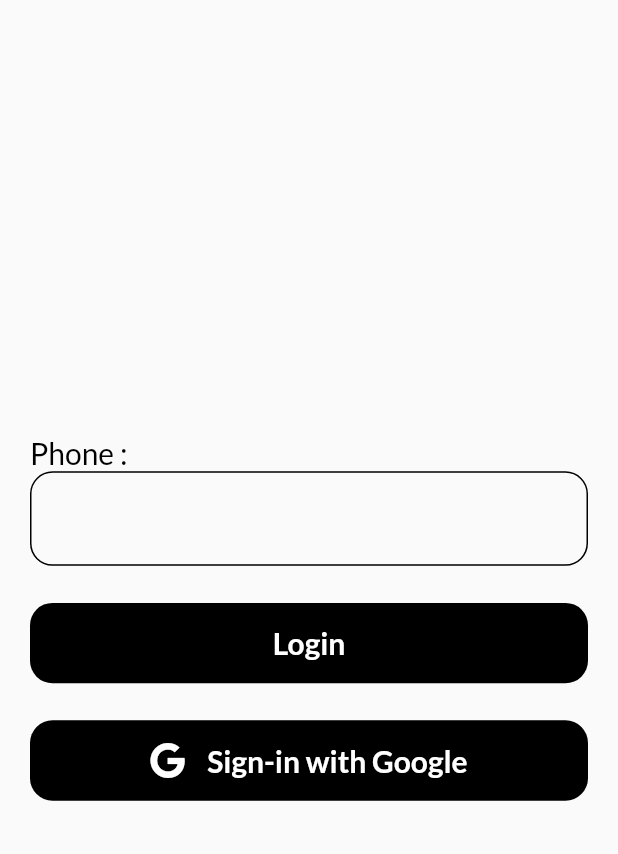
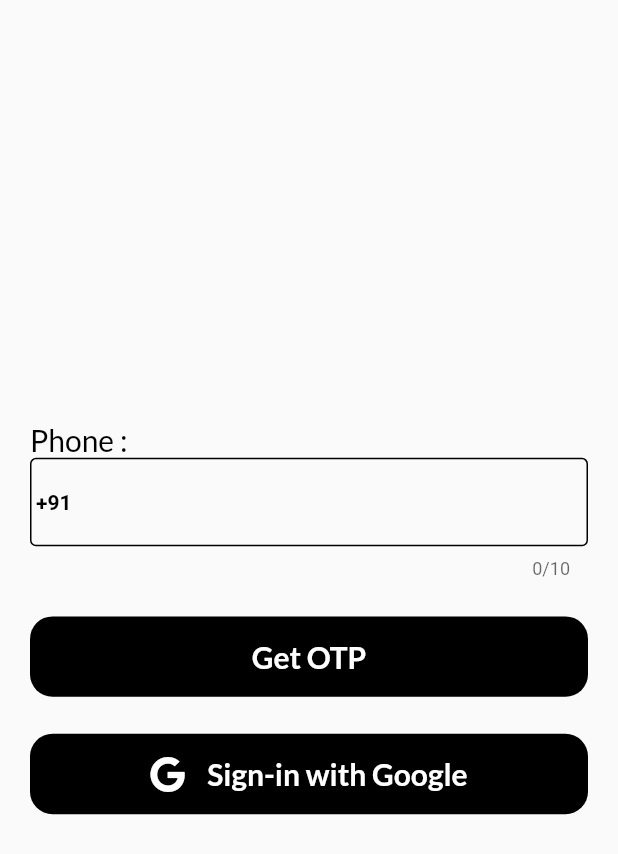
Before and after one commit to kanzariyahardik7/master-project-1, a Flutter app: the screen it shows after launch, on a phone screen of 412 x 824 dp. Shown: the top 854 px of the screen. Run offline on Flutter 3.47's test engine with Material 2 defaults, Android fonts, the phone set to English and light mode, and no system bars; drawn by our look-alikes of intl_phone_field; our stand-ins replace dio, firebase_auth, firebase_core, font_awesome_flutter, google_fonts, google_sign_in and 3 more; missing offline and left inert: flutter_inappwebview; accounts and stored records are empty.

Commit message:
[24/09/2023 11:28 AM]

```diff
--- a/lib/pages/LoginPage.dart
+++ b/lib/pages/LoginPage.dart
@@ -3,8 +3,11 @@ import 'package:firebase_auth/firebase_auth.dart';
 import 'package:flutter/material.dart';
 import 'package:font_awesome_flutter/font_awesome_flutter.dart';
 import 'package:google_sign_in/google_sign_in.dart';
+import 'package:intl_phone_field/intl_phone_field.dart';
 import 'package:masterapp/pages/masterpage.dart';
+import 'package:masterapp/pages/otp.dart';
 import 'package:masterapp/ui_helper/colors.dart';
+import 'package:masterapp/ui_helper/constant.dart';
 import 'package:masterapp/ui_helper/mytext.dart';
 import 'package:shared_preferences/shared_preferences.dart';
 
@@ -18,6 +21,7 @@ class LoginPage extends StatefulWidget {
 class _LoginPageState extends State<LoginPage> {
   final googleSignIn = GoogleSignIn();
   GoogleSignInAccount? _user;
+  String? compliteNumber;
 
   TextEditingController phoneController = TextEditingController();
   @override
@@ -36,37 +40,48 @@ class _LoginPageState extends State<LoginPage> {
                   fontsize: 20,
                   fontweight: FontWeight.w400,
                 ),
-                TextFormField(
+                IntlPhoneField(
                   controller: phoneController,
-                  keyboardType: TextInputType.number,
-                  cursorColor: Black,
-                  style: TextStyle(
-                      color: Black, fontSize: 20, fontWeight: FontWeight.w400),
+                  showDropdownIcon: false,
+                  showCountryFlag: false,
                   decoration: InputDecoration(
+                    focusedBorder: OutlineInputBorder(
+                      borderSide: BorderSide(color: Green),
+                    ),
                     disabledBorder: OutlineInputBorder(
-                        borderRadius: BorderRadius.circular(15)),
-                    focusedBorder: OutlineInputBorder(
-                        borderRadius: BorderRadius.circular(15),
-                        borderSide: BorderSide(color: Black, width: 2)),
+                      borderSide: BorderSide(color: Black),
+                    ),
                     enabledBorder: OutlineInputBorder(
-                      borderRadius: BorderRadius.circular(15),
+                      borderSide: BorderSide(color: Black),
                     ),
                   ),
+                  initialCountryCode: 'IN',
+                  style: TextStyle(color: Black, fontWeight: FontWeight.w500),
+                  cursorColor: Black,
+                  dropdownTextStyle:
+                      TextStyle(color: Black, fontWeight: FontWeight.w600),
+                  onChanged: (phone) {
+                    compliteNumber = phone.completeNumber;
+                    log(compliteNumber!);
+                  },
                 ),
                 SizedBox(
                   height: MediaQuery.of(context).size.height * 0.03,
                 ),
                 InkWell(
                     onTap: () async {
-                      log("===>**");
-                      var sharedprefs = await SharedPreferences.getInstance();
-                      await sharedprefs.setString("islogin", "yes");
-                      var read = await sharedprefs.getString("islogin");
-                      log("===>$read");
-                      if (read == "yes") {
-                        Navigator.of(context).pushReplacement(MaterialPageRoute(
-                            builder: (context) => MasterPage()));
-                      }
+                      log("$compliteNumber");
+                      await FirebaseAuth.instance.verifyPhoneNumber(
+                          phoneNumber: "$compliteNumber",
+                          verificationCompleted:
+                              (PhoneAuthCredential credential) {},
+                          verificationFailed: (FirebaseAuthException e) {},
+                          codeSent: (String verificationId, int? resendToken) {
+                            Constant.verficationId = verificationId;
+                            Navigator.of(context).push(
+                                MaterialPageRoute(builder: (context) => OTP()));
+                          },
+                          codeAutoRetrievalTimeout: (String verificationId) {});
                     },
                     child: Container(
                         height: MediaQuery.of(context).size.height * 0.065,
@@ -75,7 +90,7 @@ class _LoginPageState extends State<LoginPage> {
                             borderRadius: BorderRadius.circular(15)),
                         child: Center(
                             child: MyText(
-                          text: "Login",
+                          text: "Get OTP",
                           color: White,
                           fontsize: 20,
                           fontweight: FontWeight.w700,
--- a/lib/ui_helper/constant.dart
+++ b/lib/ui_helper/constant.dart
@@ -7,4 +7,5 @@ class Constant {
   static String? useremail;
   static String? userphoto;
   static String? userid;
+  static String verficationId = "";
 }
--- a/pubspec.yaml
+++ b/pubspec.yaml
@@ -42,6 +42,8 @@ dependencies:
   cloud_firestore: ^4.9.1
   firebase_auth: ^4.9.0
   font_awesome_flutter: ^10.5.0
+  intl_phone_field: ^3.2.0
+  pinput: ^3.0.1
 
   # The following adds the Cupertino Icons font to your application.
   # Use with the CupertinoIcons class for iOS style icons.
```
Also changed, not shown: lib/pages/Wscube.dart (+5 -6 lines), lib/pages/otp.dart (added, +109 -0 lines), lib/ui_helper/sharedprefs.dart (+6 -6 lines), pubspec.lock, 6 other files.
